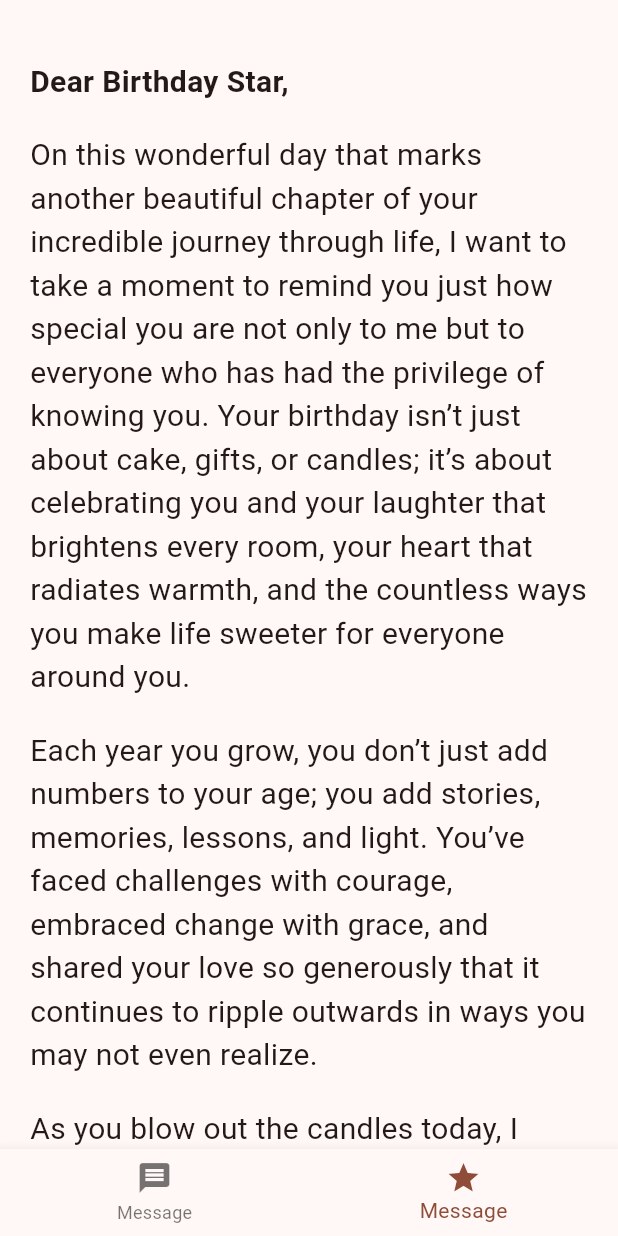
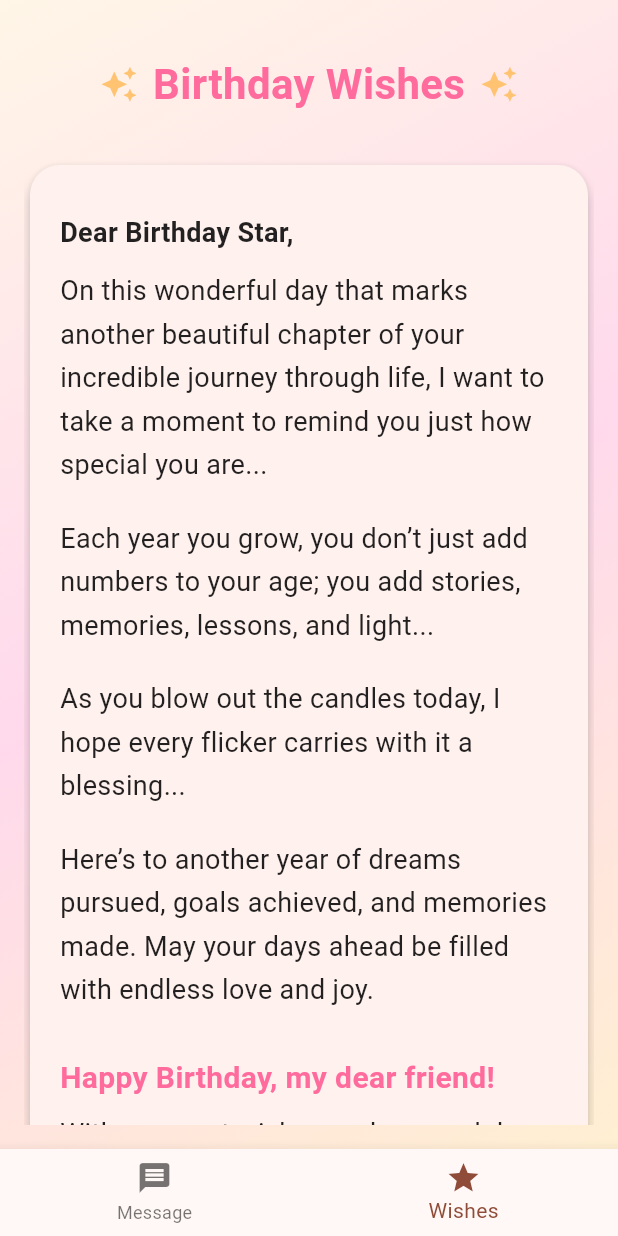
Before and after one commit to Rolalove/birthday_card, a Flutter app: the screen it shows after launch, item 2 of the bottom bar chosen, on a phone screen of 412 x 824 dp. Run offline on Flutter 3.47's test engine with Material 3 defaults, Android fonts, the phone set to English and light mode, and no system bars.

Commit message:
update: added colors, gradient and basically improved the UI

```diff
--- a/lib/bottom_navigation.dart
+++ b/lib/bottom_navigation.dart
@@ -25,7 +25,7 @@ class _BottomNavigationState extends State<BottomNavigation> {
         },
         items: [
           BottomNavigationBarItem(icon: Icon(Icons.message), label: 'Message'),
-          BottomNavigationBarItem(icon: Icon(Icons.star), label: 'Message'),
+          BottomNavigationBarItem(icon: Icon(Icons.star), label: 'Wishes'),
         ],
       ),
     );
--- a/lib/pages/message_page.dart
+++ b/lib/pages/message_page.dart
@@ -1,3 +1,4 @@
+import 'package:birthday_card/widgets/linear_gradient.dart';
 import 'package:flutter/material.dart';
 
 class MessagePage extends StatelessWidget {
@@ -6,35 +7,63 @@ class MessagePage extends StatelessWidget {
   @override
   Widget build(BuildContext context) {
     return Scaffold(
-      body: SafeArea(
+      body: Container(
+        decoration: linearGradient(),
+        child: SafeArea(
           child: Center(
             child: Column(
               mainAxisAlignment: MainAxisAlignment.center,
               children: const [
-              Icon(Icons.cake, size: 200),
+                Icon(Icons.cake, size: 200, color: Color(0xFFFFA06B)),
                 SizedBox(height: 20),
-              Text('Happy Birthday', style: TextStyle(fontSize: 24)),
+                Text(
+                  'Happy Birthday',
+                  style: TextStyle(
+                    fontSize: 42,
+                    fontWeight: FontWeight.bold,
+                    color: Color(0xFFFF6B9D),
+                    letterSpacing: 1.5,
+                  ),
+                ),
                 SizedBox(height: 20),
-              Text('to'),
+                Text(
+                  'to',
+                  style: TextStyle(
+                    fontSize: 20,
+                    color: Colors.black54,
+                    fontStyle: FontStyle.italic,
+                  ),
+                ),
                 SizedBox(height: 20),
-              Text('Rola', style: TextStyle(fontSize: 24)),
-              SizedBox(height: 20),
-
+                Text(
+                  'Rola',
+                  style: TextStyle(
+                    fontSize: 48,
+                    fontWeight: FontWeight.bold,
+                    color: Color(0xFFFFC371),
+                    letterSpacing: 2,
+                  ),
+                ),
+                SizedBox(height: 40),
                 Row(
                   mainAxisAlignment: MainAxisAlignment.center,
                   spacing: 20,
                   children: [
-                  Icon(Icons.favorite, size: 30),
-                  Icon(Icons.celebration, size: 30),
-                  Icon(Icons.cake, size: 30),
-                  Icon(Icons.card_giftcard, size: 30),
-                  Icon(Icons.star, size: 30),
+                    Icon(Icons.celebration, size: 30, color: Color(0xFFFF6B9D)),
+                    Icon(
+                      Icons.card_giftcard,
+                      size: 30,
+                      color: Color(0xFFFFA06B),
+                    ),
+                    Icon(Icons.favorite, size: 30, color: Color(0xFFFF6B9D)),
+                    Icon(Icons.star, size: 30, color: Color(0xFFFFC371)),
                   ],
                 ),
               ],
             ),
           ),
         ),
+      ),
     );
   }
 }
--- a/lib/pages/wishes_page.dart
+++ b/lib/pages/wishes_page.dart
@@ -1,3 +1,4 @@
+import 'package:birthday_card/widgets/linear_gradient.dart';
 import 'package:flutter/material.dart';
 
 class WishesPage extends StatelessWidget {
@@ -6,93 +7,145 @@ class WishesPage extends StatelessWidget {
   @override
   Widget build(BuildContext context) {
     return Scaffold(
-      body: ListView(
-        padding: EdgeInsets.all(20),
+      body: Container(
+        decoration: linearGradient(),
+        child: Padding(
+          padding: const EdgeInsets.all(16),
+          child: ListView(
             children: [
-          Padding(
-            padding: const EdgeInsets.only(top: 20),
-            child: Text(
-              'Dear Birthday Star,',
-              style: TextStyle(fontSize: 20, fontWeight: FontWeight.bold),
+              const SizedBox(height: 20),
+              Row(
+                mainAxisAlignment: MainAxisAlignment.center,
+                children: const [
+                  Icon(Icons.auto_awesome, size: 25, color: Color(0xFFFFC371)),
+                  SizedBox(width: 10),
+                  Text(
+                    'Birthday Wishes',
+                    style: TextStyle(
+                      fontSize: 28,
+                      fontWeight: FontWeight.bold,
+                      color: Color(0xFFFF6B9D),
                     ),
                   ),
-          Padding(
-            padding: const EdgeInsets.only(top: 20),
-            child: Text(
-              'On this wonderful day that marks another beautiful chapter of your incredible journey through life, I want to take a moment to remind you just how special you are not only to me but to everyone who has had the privilege of knowing you. Your birthday isn’t just about cake, gifts, or candles; it’s about celebrating you and your laughter that brightens every room, your heart that radiates warmth, and the countless ways you make life sweeter for everyone around you.',
-              style: TextStyle(fontSize: 20, fontWeight: FontWeight.w400),
+                  SizedBox(width: 10),
+                  Icon(Icons.auto_awesome, size: 25, color: Color(0xFFFFC371)),
+                ],
+              ),
+              const SizedBox(height: 30),
+              Card(
+                elevation: 4,
+                shape: RoundedRectangleBorder(
+                  borderRadius: BorderRadius.circular(20),
+                ),
+                child: Padding(
+                  padding: const EdgeInsets.all(20),
+                  child: Column(
+                    crossAxisAlignment: CrossAxisAlignment.start,
+                    children: const [
+                      SizedBox(height: 10),
+                      Text(
+                        'Dear Birthday Star,',
+                        style: TextStyle(
+                          fontSize: 18,
+                          height: 1.6,
+                          fontWeight: FontWeight.bold,
+                          color: Colors.black87,
                         ),
                       ),
-          Padding(
-            padding: const EdgeInsets.only(top: 20),
-            child: Text(
-              'Each year you grow, you don’t just add numbers to your age; you add stories, memories, lessons, and light. You’ve faced challenges with courage, embraced change with grace, and shared your love so generously that it continues to ripple outwards in ways you may not even realize.',
-              style: TextStyle(fontSize: 20, fontWeight: FontWeight.w400),
+                      SizedBox(height: 10),
+                      Text(
+                        'On this wonderful day that marks another beautiful chapter of your incredible journey through life, I want to take a moment to remind you just how special you are...',
+                        style: TextStyle(
+                          fontSize: 18,
+                          height: 1.6,
+                          color: Colors.black87,
                         ),
                       ),
-
-          Padding(
-            padding: const EdgeInsets.only(top: 20),
-            child: Text(
-              'As you blow out the candles today, I hope every flicker carries with it a blessing: one for peace in your heart, one for strength in your spirit, and one for joy that never fades. May every wish you make turn into something wonderful, something that reminds you just how deserving you are of every good thing life has to offer.',
-              style: TextStyle(fontSize: 20, fontWeight: FontWeight.w400),
+                      SizedBox(height: 20),
+                      Text(
+                        'Each year you grow, you don’t just add numbers to your age; you add stories, memories, lessons, and light...',
+                        style: TextStyle(
+                          fontSize: 18,
+                          height: 1.6,
+                          color: Colors.black87,
                         ),
                       ),
-          Padding(
-            padding: const EdgeInsets.only(top: 20),
-            child: Text(
-              'Take time today to pause, to breathe in gratitude, and to look back on how far you’ve come. You are not the same person you were a year ago; you are wiser, stronger, more beautiful in spirit, and more confident in your purpose. Life has shaped you in ways that continue to inspire everyone who crosses your path.',
-              style: TextStyle(fontSize: 20, fontWeight: FontWeight.w400),
+                      SizedBox(height: 20),
+                      Text(
+                        'As you blow out the candles today, I hope every flicker carries with it a blessing...',
+                        style: TextStyle(
+                          fontSize: 18,
+                          height: 1.6,
+                          color: Colors.black87,
                         ),
                       ),
-          Padding(
-            padding: const EdgeInsets.only(top: 20),
-            child: Text(
-              'So, as the stars shimmer above tonight, remember that you are one of them, a shining light in this world. You bring hope where there is doubt, comfort where there is sorrow, and laughter where there is silence. Never underestimate the impact of your presence; the world truly is brighter because you exist.',
-              style: TextStyle(fontSize: 20, fontWeight: FontWeight.w400),
+                      SizedBox(height: 20),
+                      Text(
+                        'Here’s to another year of dreams pursued, goals achieved, and memories made. May your days ahead be filled with endless love and joy.',
+                        style: TextStyle(
+                          fontSize: 18,
+                          height: 1.6,
+                          color: Colors.black87,
                         ),
                       ),
-          Padding(
-            padding: const EdgeInsets.only(top: 20),
-            child: Text(
-              'Here’s to another year of dreams pursued, goals achieved, and memories made. May your days ahead be filled with endless love, exciting adventures, and the quiet peace that comes from knowing you are deeply cherished.',
-              style: TextStyle(fontSize: 20, fontWeight: FontWeight.w400),
+                      SizedBox(height: 30),
+                      Text(
+                        'Happy Birthday, my dear friend!',
+                        style: TextStyle(
+                          fontSize: 20,
+                          fontWeight: FontWeight.w600,
+                          color: Color(0xFFFF6B9D),
                         ),
                       ),
-          Padding(
-            padding: const EdgeInsets.only(top: 20),
-            child: Text(
-              'Happy Birthday, my dear friend, the world celebrates you today and always.',
-              style: TextStyle(fontSize: 20, fontWeight: FontWeight.w400),
+                      SizedBox(height: 10),
+                      Text(
+                        'With warmest wishes and so much love,',
+                        style: TextStyle(fontSize: 18, color: Colors.black87),
+                      ),
+                      SizedBox(height: 10),
+                      Text(
+                        'Your Well Wisher ',
+                        style: TextStyle(
+                          fontSize: 18,
+                          fontWeight: FontWeight.w500,
+                          color: Color(0xFFFFA06B),
                         ),
                       ),
-          Padding(
-            padding: const EdgeInsets.only(top: 20),
-            child: Text(
-              'With warmest wishes and so much love',
-              style: TextStyle(fontSize: 20, fontWeight: FontWeight.w400),
-            ),
-          ),
-          Padding(
-            padding: const EdgeInsets.all(8.0),
-            child: Text(
-              'Your Well Wisher 💫',
-              style: TextStyle(fontSize: 20, fontWeight: FontWeight.w500),
-            ),
-          ),
+                      SizedBox(height: 20),
                       Row(
                         mainAxisAlignment: MainAxisAlignment.center,
-            spacing: 20,
                         children: [
-              Icon(Icons.favorite, size: 30),
-              Icon(Icons.celebration, size: 30),
-              Icon(Icons.cake, size: 30),
-              Icon(Icons.card_giftcard, size: 30),
-              Icon(Icons.star, size: 30),
+                          Icon(
+                            Icons.favorite,
+                            size: 28,
+                            color: Color(0xFFFF6B9D),
+                          ),
+                          SizedBox(width: 10),
+                          Icon(
+                            Icons.celebration,
+                            size: 28,
+                            color: Color(0xFFFFA06B),
+                          ),
+                          SizedBox(width: 10),
+                          Icon(Icons.cake, size: 28, color: Color(0xFFFF6B9D)),
+                          SizedBox(width: 10),
+                          Icon(
+                            Icons.card_giftcard,
+                            size: 28,
+                            color: Color(0xFFFFA06B),
+                          ),
+                          SizedBox(width: 10),
+                          Icon(Icons.star, size: 28, color: Color(0xFFFFC371)),
                         ],
                       ),
                     ],
                   ),
+                ),
+              ),
+            ],
+          ),
+        ),
+      ),
     );
   }
 }
--- /dev/null
+++ b/lib/widgets/linear_gradient.dart
@@ -0,0 +1,11 @@
+import 'package:flutter/material.dart';
+
+BoxDecoration linearGradient() {
+  return const BoxDecoration(
+    gradient: LinearGradient(
+      colors: [Color(0xFFFFF6E7), Color(0xFFFFD9EC), Color(0xFFFFEFD2)],
+      begin: Alignment.topLeft,
+      end: Alignment.bottomRight,
+    ),
+  );
+}
```
Lines whose indentation alone changed are shown as unchanged.
